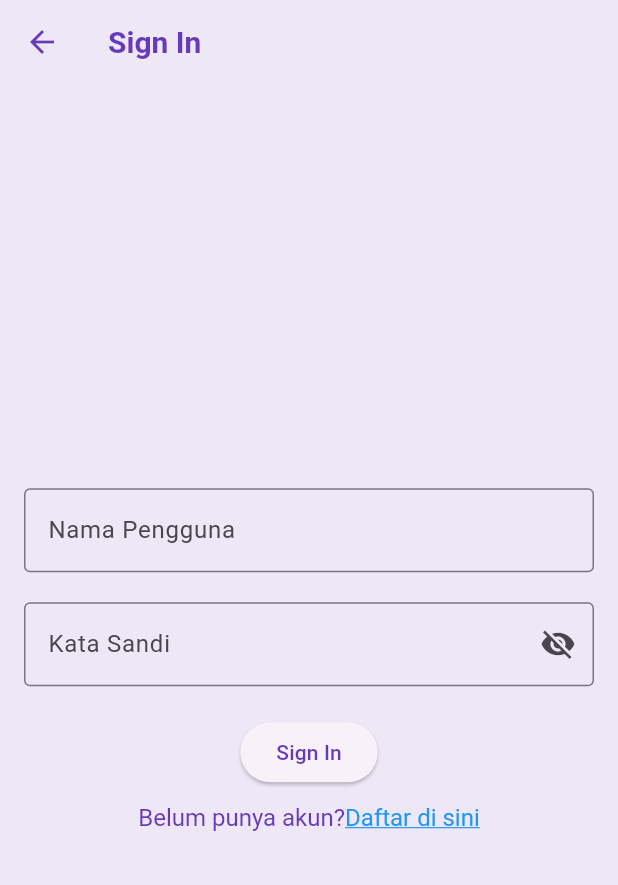
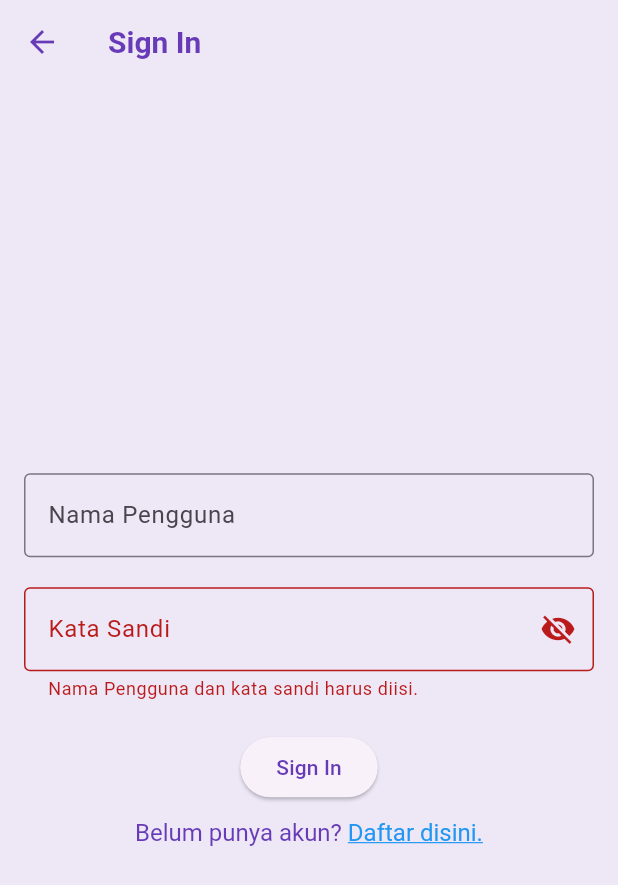
Before and after one commit to RevinaTrisnaAini/wisata_candi-Revina-, a Flutter app: the SignInScreen screen opened by its route, after a tap on "Sign In", on a phone screen of 412 x 824 dp. Shown: the top 885 px of the screen. Run offline on Flutter 3.47's test engine with Material 3 defaults, Android fonts, the phone set to English and light mode, and no system bars; our stand-ins replace cached_network_image, logger, shared_preferences; missing offline and left inert: encrypt; accounts and stored records are empty.

Commit message:
pertemuan 24
otentikasi pengguna

```diff
--- a/lib/screen/detail_screen.dart
+++ b/lib/screen/detail_screen.dart
@@ -1,5 +1,6 @@
 import 'package:cached_network_image/cached_network_image.dart';
 import 'package:flutter/material.dart';
+import 'package:shared_preferences/shared_preferences.dart';
 import 'package:wisata_candi/models/candi.dart';
 
 class DetailScreen extends StatelessWidget {
--- a/lib/screen/sign_in_screen.dart
+++ b/lib/screen/sign_in_screen.dart
@@ -1,101 +1,190 @@
 import 'package:flutter/gestures.dart';
 import 'package:flutter/material.dart';
+import 'package:shared_preferences/shared_preferences.dart';
+import 'package:encrypt/encrypt.dart' as encrypt;
 
 class SignInScreen extends StatefulWidget {
-  SignInScreen({super.key});
+  const SignInScreen({super.key});
 
   @override
   State<SignInScreen> createState() => _SignInScreenState();
 }
 
 class _SignInScreenState extends State<SignInScreen> {
-  // TODO 1:. Deklarasikan variabel
+  // TODO: 1. Deklarasikan variabel
   final TextEditingController _usernameController = TextEditingController();
+  final TextEditingController _passwordController = TextEditingController();
 
-  final TextEditingController _passwordCintroller = TextEditingController();
-
-  String _errorText ='';
-  bool _isSignnedIn = false;
+  String _errorText = '';
+  bool _isSignedIn = false;
   bool _obscurePassword = true;
 
-  void _signIn() async {}
+  Future<Map<String, String>> retrieveAndDecryptDataFromPrefs(
+      Future<SharedPreferences> prefs,
+      ) async {
+    final sharedPreferences = await prefs;
+    final encryptedUsername = sharedPreferences.getString('username') ?? '';
+    final encryptedPassword = sharedPreferences.getString('password') ?? '';
+    final keyString = sharedPreferences.getString('key') ?? '';
+    final ivString = sharedPreferences.getString('iv') ?? '';
+
+    final encrypt.Key key = encrypt.Key.fromBase64(keyString);
+    final iv = encrypt.IV.fromBase64(ivString);
+
+    final encrypter = encrypt.Encrypter(encrypt.AES(key));
+    final decryptedUsername = encrypter.decrypt64(encryptedUsername, iv: iv);
+    final decryptedPassword = encrypter.decrypt64(encryptedPassword, iv: iv);
+
+    // Mengembalikan data terdekripsi
+    return {
+      'username': decryptedUsername,
+      'password': decryptedPassword,
+    };
+  }
+
+  void _signIn() async {
+    try {
+      final Future<SharedPreferences> prefsFuture =
+      SharedPreferences.getInstance();
+      final String username = _usernameController.text.trim();
+      final String password = _passwordController.text.trim();
+      print('Sign in attempt');
+
+      if (username.isNotEmpty && password.isNotEmpty) {
+        final SharedPreferences prefs = await prefsFuture;
+        final data = await retrieveAndDecryptDataFromPrefs(
+            prefsFuture); //hanya prefs jika dimateri
+        if (data.isNotEmpty) {
+          final decryptedUsername = data['username'];
+          final decryptedPassword = data['password'];
+
+          if (username == decryptedUsername && password == decryptedPassword) {
+            setState(() {
+              _errorText = '';
+              _isSignedIn = true;
+              prefs.setBool('isSignedIn', true);
+            });
+
+            // Pemanggilan untuk menghapus halaman dalam tumpukan navigasi
+            WidgetsBinding.instance.addPostFrameCallback((_) {
+              Navigator.of(context).popUntil((route) => route.isFirst);
+            });
+
+            // Sign in berhasil, navigasikan ke Layar Utama
+            WidgetsBinding.instance.addPostFrameCallback((_) {
+              Navigator.pushReplacementNamed(context, '/');
+            });
+            print('Sign in succeeded');
+          } else {
+            setState(() {
+              _errorText = 'Nama pengguna atau kata sandi salah.';
+            });
+            print('Username or password is incorrect');
+          }
+        } else {
+          setState(() {
+            _errorText =
+            'Pengguna belum terdaftar, Silahkan daftar terlebih dahulu.';
+          });
+          print('Username or password cannot be empty');
+        }
+      } else {
+        setState(() {
+          _errorText = 'Nama Pengguna dan kata sandi harus diisi.';
+        });
+        print('Username and password must be filled');
+      }
+    } catch (e) {
+      setState(() {
+        _errorText = 'An error occurred: $e';
+      });
+      print('An error occurred: $e');
+    }
+  }
 
   @override
   Widget build(BuildContext context) {
     return Scaffold(
-      // TODO : 2. Pasang AppBar
-      appBar: AppBar(title: Text('Sign In'),),
-      // TODO : 3. Pasang body
+      // TODO: 2. Pasang AppBar
+      appBar: AppBar(
+        title: Text('Sign In'),
+      ),
+      // TODO: 3. Pasang Body
       body: Center(
-        child:SingleChildScrollView(
+        child: SingleChildScrollView(
           child: Padding(
             padding: const EdgeInsets.all(16),
             child: Form(
               child: Column(
-              // TODO : 4. Atur MainAxisAlignment dan crossAxisAlignment
+                // TODO: 4. Atur mainAxisAlignment dan crossAxisAlignment
                 mainAxisAlignment: MainAxisAlignment.center,
                 crossAxisAlignment: CrossAxisAlignment.center,
                 children: [
-                // TODO : 5. Pasang TextFromField Nama Pengguna
+                  // TODO: 5. Pasang TextFormField Nama Pengguna
                   TextFormField(
                     controller: _usernameController,
-                  decoration: const InputDecoration(
+                    decoration: InputDecoration(
                       labelText: "Nama Pengguna",
                       border: OutlineInputBorder(),
                     ),
                   ),
-                // TODO : 6. Pasang TextFromField Kata Sandi
+                  // TODO: 6. Pasang TextFormField Kata Sandi
                   SizedBox(height: 20),
                   TextFormField(
-                  controller: _passwordCintroller,
+                    controller: _passwordController,
                     decoration: InputDecoration(
                       labelText: "Kata Sandi",
-                    errorText: _errorText.isNotEmpty ? _errorText: null,
+                      errorText: _errorText.isNotEmpty ? _errorText : null,
                       border: OutlineInputBorder(),
                       suffixIcon: IconButton(
-                      onPressed: (){
+                        onPressed: () {
                           setState(() {
                             _obscurePassword = !_obscurePassword;
                           });
                         },
                         icon: Icon(
-                        _obscurePassword ? Icons.visibility_off
+                          _obscurePassword
+                              ? Icons.visibility_off
                               : Icons.visibility,
-                      ),)
+                        ),
+                      ),
                     ),
                     obscureText: _obscurePassword,
                   ),
-                // TODO : 7. Pasang ElevatedButton Sign In
+                  // TODO: 7. Pasang ElevatedButton Sign In
                   SizedBox(height: 20),
-                ElevatedButton(onPressed: (){}, child: Text('Sign In')),
-                // TODO: 8. Pasang TextButton Sign up
+                  ElevatedButton(
+                    onPressed: _signIn,
+                    child: Text('Sign In'),
+                  ),
+                  // TODO: 8. Pasang RichText Sign Up
                   SizedBox(height: 10),
-                //TextButton(onPressed: (){}, child: Text('Belum Punya Akun? Daftar di sini'))
                   RichText(
                     text: TextSpan(
-                      text: 'Belum punya akun?',
+                      text: 'Belum punya akun? ',
                       style: TextStyle(fontSize: 16, color: Colors.deepPurple),
                       children: <TextSpan>[
                         TextSpan(
-                          text: 'Daftar di sini',
+                          text: 'Daftar disini.',
                           style: TextStyle(
-                            color: Colors.blue, //Warna untuk text yang bisa di tekan
+                            color: Colors.blue,
                             decoration: TextDecoration.underline,
-                            fontSize: 16
+                            fontSize: 16,
                           ),
                           recognizer: TapGestureRecognizer()
-                            ..onTap = (){
+                            ..onTap = () {
                               Navigator.pushNamed(context, '/signup');
                             },
-                        )
-                      ]
-                    ))
+                        ),
                       ],
                     ),
                   ),
-        )),
+                ],
+              ),
+            ),
+          ),
+        ),
       ),
     );
-
   }
 }
--- a/lib/screen/sign_up_screen.dart
+++ b/lib/screen/sign_up_screen.dart
@@ -1,9 +1,11 @@
 import 'package:flutter/material.dart';
 import 'package:flutter/gestures.dart';
 import 'package:shared_preferences/shared_preferences.dart';
+import 'package:encrypt/encrypt.dart' as encrypt;
+
+
 class SignUpScreen extends StatefulWidget {
   const SignUpScreen({super.key});
-
   @override
   State<SignUpScreen> createState() => _SignUpScreenState();
 }
--- a/pubspec.yaml
+++ b/pubspec.yaml
@@ -37,6 +37,9 @@ dependencies:
   cupertino_icons: ^1.0.6
   cached_network_image: ^3.4.1
   shared_preferences: ^2.3.3
+  encrypt: ^5.0.3
+  logger: ^2.5.0
+
 
 dev_dependencies:
   flutter_test:
```
Also changed, not shown: lib/main.dart (+7 -9 lines), pubspec.lock. Lines whose indentation alone changed are shown as unchanged.
